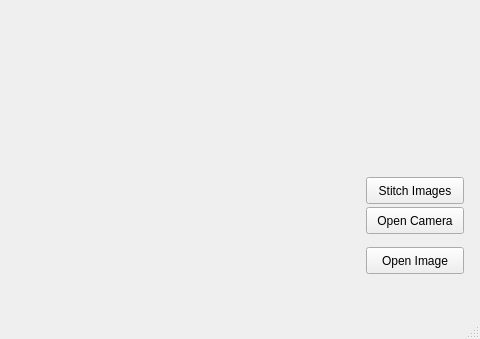
Before: the Qt Designer form mainwindow.ui in ironage/VISOR, drawn with Qt 5; both pictures show x 154 to 634 and y 120 to 459 of the 634 by 459 pixel window.
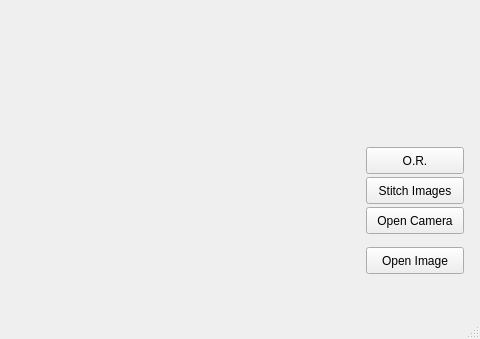
After: the same form once the commit is applied.

Commit message: added begining of OR

```diff
--- a/mainwindow.ui
+++ b/mainwindow.ui
@@ -66,6 +66,19 @@
      <string>Stitch Images</string>
     </property>
    </widget>
+   <widget class="QPushButton" name="detectButton">
+    <property name="geometry">
+     <rect>
+      <x>520</x>
+      <y>250</y>
+      <width>98</width>
+      <height>27</height>
+     </rect>
+    </property>
+    <property name="text">
+     <string>O.R.</string>
+    </property>
+   </widget>
   </widget>
   <widget class="QMenuBar" name="menuBar">
    <property name="geometry">
```
The commit also changes 2 other files.
